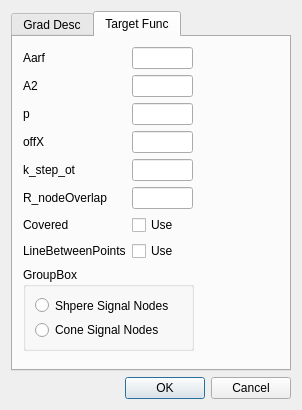
Above: DialogGradConfig.ui from znseday/snnoro before the change. Below: the same form after it.
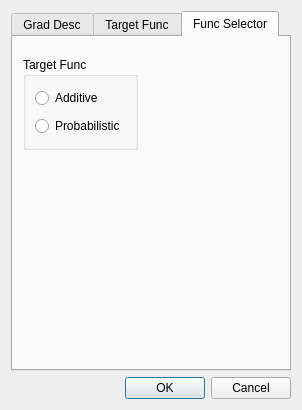
That is the form after the change.

```diff
--- a/DialogGradConfig.ui
+++ b/DialogGradConfig.ui
@@ -19,7 +19,7 @@
      <item>
       <widget class="QTabWidget" name="tabWidget">
        <property name="currentIndex">
-        <number>1</number>
+        <number>2</number>
        </property>
        <widget class="QWidget" name="tabGradDesc">
         <attribute name="title">
@@ -176,7 +176,7 @@
            <x>10</x>
            <y>10</y>
            <width>170</width>
-           <height>221</height>
+           <height>232</height>
           </rect>
          </property>
          <layout class="QFormLayout" name="formLayout_2">
@@ -300,6 +300,40 @@
          </layout>
         </widget>
        </widget>
+       <widget class="QWidget" name="tabTargetFuncSelector">
+        <attribute name="title">
+         <string>Func Selector</string>
+        </attribute>
+        <widget class="QGroupBox" name="groupBox_2">
+         <property name="geometry">
+          <rect>
+           <x>10</x>
+           <y>20</y>
+           <width>115</width>
+           <height>93</height>
+          </rect>
+         </property>
+         <property name="title">
+          <string>Target Func</string>
+         </property>
+         <layout class="QVBoxLayout" name="verticalLayout_3">
+          <item>
+           <widget class="QRadioButton" name="rbTargetFuncAdditive">
+            <property name="text">
+             <string>Additive</string>
+            </property>
+           </widget>
+          </item>
+          <item>
+           <widget class="QRadioButton" name="rbTargetFuncProbabilistic">
+            <property name="text">
+             <string>Probabilistic</string>
+            </property>
+           </widget>
+          </item>
+         </layout>
+        </widget>
+       </widget>
       </widget>
      </item>
     </layout>
```
Left out of the diff: 5 changed lines with no effect on the pictures.
